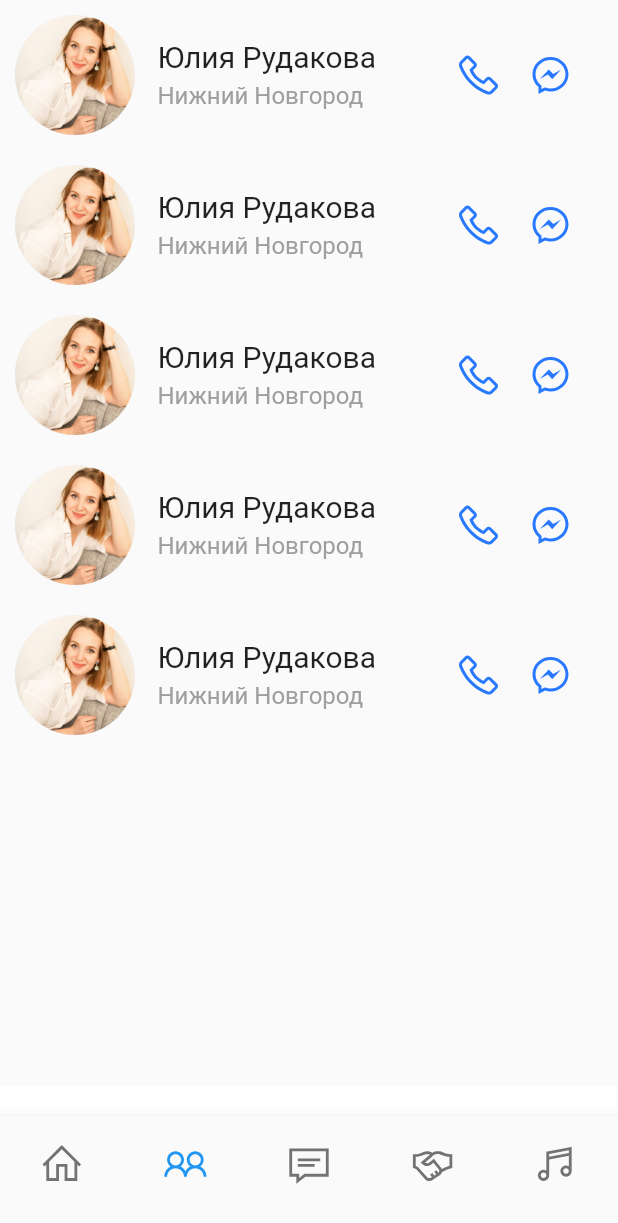
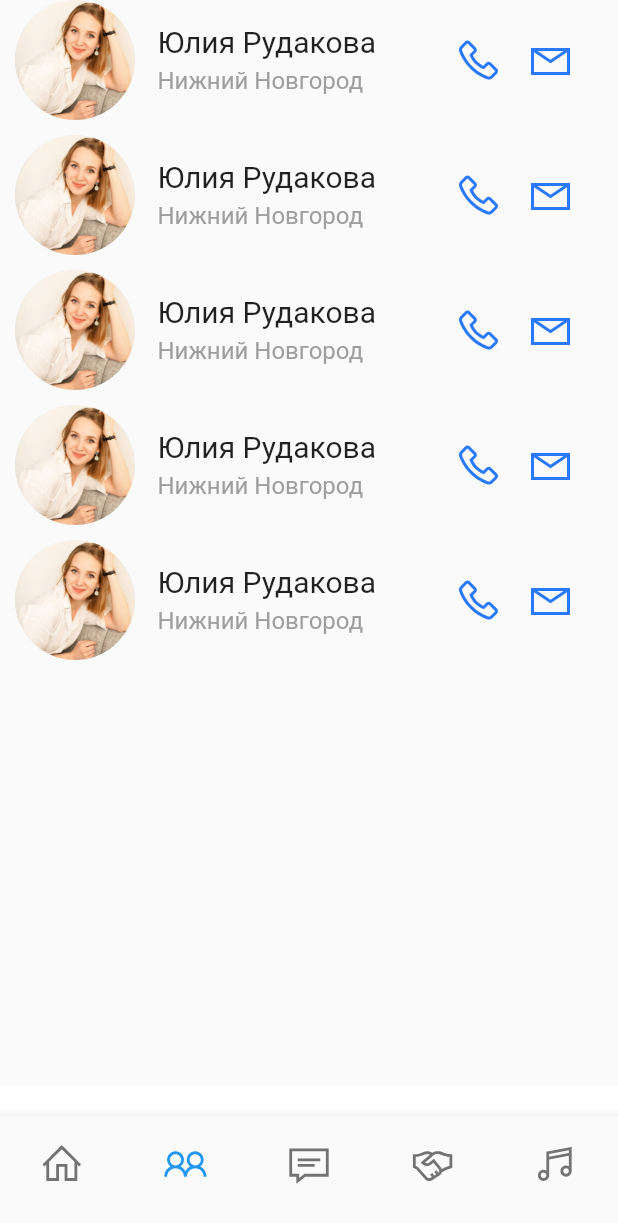
Before and after one commit to FedotovV/social_network, a Flutter app: the screen it shows after launch, item 2 of the bottom bar chosen, on a phone screen of 412 x 824 dp. Shown: the top 1223 px of the screen. Run offline on Flutter 3.47's test engine with Material 2 defaults, Android fonts, the phone set to English and light mode, and no system bars; our stand-ins replace flutter_multi_formatter, line_icons; missing offline and left inert: pattern_formatter; network calls fail.

Commit message:
Completed the creation of a list of best friends

```diff
--- a/lib/main.dart
+++ b/lib/main.dart
@@ -1,11 +1,13 @@
 import 'package:flutter/material.dart';
 import 'package:vk_app/login_screen/registration_screen/user_registration_screen.dart';
 import 'package:vk_app/login_screen/start_screen.dart';
+import 'package:vk_app/main_screen/friend_profile/friend_profile.dart';
 import 'package:vk_app/main_screen/my_profile/avatar_name_info.dart';
 import 'package:vk_app/main_screen/my_profile/set_status.dart';
 import 'login_screen/login_screen.dart';
 import 'login_screen/registration_screen/registration_screen.dart';
 import 'login_screen/user_editing_screen/user_editing.dart';
+import 'main_screen/my_friends/important_friends_list.dart';
 import 'main_screen/user_home_screen.dart';
 
 void main() {
@@ -30,6 +32,8 @@ class MyApp extends StatelessWidget {
         '/set_status_profile': (context) => const SetStatusWidget(),
         '/user_registration_screen': (context) =>
             const UserRegistrationScreen(),
+        '/important_friends_list': (context) => const ImportantFriendsList(),
+        '/friend_profile': (context) => const FriendProfile(),
       },
       initialRoute: '/user_home',
     );
--- /dev/null
+++ b/lib/main_screen/friend_profile/friend_profile.dart
@@ -0,0 +1,15 @@
+import 'package:flutter/material.dart';
+
+class FriendProfile extends StatelessWidget {
+  const FriendProfile({Key? key}) : super(key: key);
+
+  @override
+  Widget build(BuildContext context) {
+    return Scaffold(
+      appBar: AppBar(
+        centerTitle: true,
+        title: const Text('Профиль друга'),
+      ),
+    );
+  }
+}
--- /dev/null
+++ b/lib/main_screen/my_friends/important_friends_list.dart
@@ -0,0 +1,99 @@
+import 'package:flutter/material.dart';
+import 'package:line_icons/line_icons.dart';
+
+class ImportantFriendsList extends StatefulWidget {
+  const ImportantFriendsList({Key? key}) : super(key: key);
+
+  @override
+  _ImportantFriendsListState createState() => _ImportantFriendsListState();
+}
+
+buildUserProfile() {
+  @required
+  String name;
+  ImageProvider image;
+}
+
+class _ImportantFriendsListState extends State<ImportantFriendsList> {
+  @override
+  Widget build(BuildContext context) {
+    return ListView.builder(
+      itemCount: 5,
+      itemExtent: 90,
+      itemBuilder: (BuildContext context, int index) {
+        return Stack(
+          children: [
+            Padding(
+              padding: const EdgeInsets.symmetric(
+                horizontal: 10.0,
+              ),
+              child: Row(
+                children: [
+                  CircleAvatar(
+                    backgroundColor: Colors.blue[50],
+                    radius: 40.0,
+                    // Передавать информацию через API
+                    backgroundImage: const AssetImage('image/photo/foto.jpg'),
+                  ),
+                  const SizedBox(
+                    width: 15,
+                  ),
+                  Container(
+                    width: 175,
+                    height: 75,
+                    child: Column(
+                      mainAxisAlignment: MainAxisAlignment.center,
+                      crossAxisAlignment: CrossAxisAlignment.start,
+                      children: const [
+                        Text(
+                          // Передавать информацию через API
+                          'Юлия Рудакова',
+                          style: TextStyle(fontSize: 20),
+                          maxLines: 1,
+                          overflow: TextOverflow.ellipsis,
+                        ),
+                        SizedBox(
+                          height: 5,
+                        ),
+                        Text(
+                          // Передавать информацию через API
+                          'Нижний Новгород',
+                          style: TextStyle(fontSize: 16, color: Colors.grey),
+                          maxLines: 1,
+                          overflow: TextOverflow.ellipsis,
+                        ),
+                      ],
+                    ),
+                  ),
+                  const SizedBox(
+                    width: 15,
+                  ),
+                  IconButton(
+                    onPressed: () {},
+                    icon: const Icon(LineIcons.phone),
+                    color: Colors.blueAccent[400],
+                    iconSize: 32,
+                  ),
+                  IconButton(
+                    onPressed: () {
+                      // Добавить переход в чат
+                      Navigator.pushNamed(context, '/user_home');
+                    },
+                    icon: const Icon(LineIcons.envelope),
+                    color: Colors.blueAccent[400],
+                    iconSize: 32,
+                  ),
+                ],
+              ),
+            ),
+            InkWell(
+              onTap: () {
+                Navigator.pushNamed(context, '/friend_profile');
+              },
+            ),
+          ],
+        );
+      },
+    );
+  }
+}
--- a/lib/main_screen/my_friends/my_friends_screen.dart
+++ /dev/null
@@ -1,84 +0,0 @@
-import 'package:flutter/material.dart';
-import 'package:line_icons/line_icons.dart';
-
-class MyFriendsScreen extends StatefulWidget {
-  const MyFriendsScreen({Key? key}) : super(key: key);
-
-  @override
-  _MyFriendsScreenState createState() => _MyFriendsScreenState();
-}
-
-buildUserProfile() {
-  @required
-  String name;
-  ImageProvider image;
-}
-
-class _MyFriendsScreenState extends State<MyFriendsScreen> {
-  @override
-  Widget build(BuildContext context) {
-    return ListView.builder(
-      itemCount: 5,
-      itemExtent: 100,
-      itemBuilder: (BuildContext context, int index) {
-        return Padding(
-          padding: const EdgeInsets.symmetric(
-            horizontal: 10.0,
-          ),
-          child: Row(
-            children: [
-              CircleAvatar(
-                backgroundColor: Colors.blue[50],
-                radius: 40.0,
-                backgroundImage: const AssetImage('image/photo/foto.jpg'),
-              ),
-              const SizedBox(
-                width: 15,
-              ),
-              Container(
-                width: 175,
-                height: 75,
-                child: Column(
-                  mainAxisAlignment: MainAxisAlignment.center,
-                  crossAxisAlignment: CrossAxisAlignment.start,
-                  children: const [
-                    Text(
-                      'Юлия Рудакова',
-                      style: TextStyle(fontSize: 20),
-                      maxLines: 1,
-                      overflow: TextOverflow.ellipsis,
-                    ),
-                    SizedBox(
-                      height: 5,
-                    ),
-                    Text(
-                      'Нижний Новгород',
-                      style: TextStyle(fontSize: 16, color: Colors.grey),
-                      maxLines: 1,
-                      overflow: TextOverflow.ellipsis,
-                    ),
-                  ],
-                ),
-              ),
-              const SizedBox(
-                width: 15,
-              ),
-              IconButton(
-                onPressed: () {},
-                icon: const Icon(LineIcons.phone),
-                color: Colors.blueAccent[400],
-                iconSize: 32,
-              ),
-              IconButton(
-                onPressed: () {},
-                icon: const Icon(LineIcons.facebookMessenger),
-                color: Colors.blueAccent[400],
-                iconSize: 32,
-              ),
-            ],
-          ),
-        );
-      },
-    );
-  }
-}
--- /dev/null
+++ b/lib/main_screen/my_friends/my_friends_widget.dart
@@ -0,0 +1 @@
+import 'package:flutter/material.dart';
--- a/lib/main_screen/user_home_screen.dart
+++ b/lib/main_screen/user_home_screen.dart
@@ -2,7 +2,7 @@ import 'package:flutter/material.dart';
 import 'package:line_icons/line_icons.dart';
 import 'package:vk_app/main_screen/my_profile/avatar_name_info.dart';
 
-import 'my_friends/my_friends_screen.dart';
+import 'my_friends/important_friends_list.dart';
 import 'my_profile/edit_button.dart';
 import 'my_profile/service_bar.dart';
 import 'navigation_drawer.dart';
@@ -46,7 +46,7 @@ class _UserHomeScreenState extends State<UserHomeScreen> {
           )),
         )),
     const Scaffold(
-      body: MyFriendsScreen(),
+      body: ImportantFriendsList(),
     ),
     const Center(
       child: Text(
```
